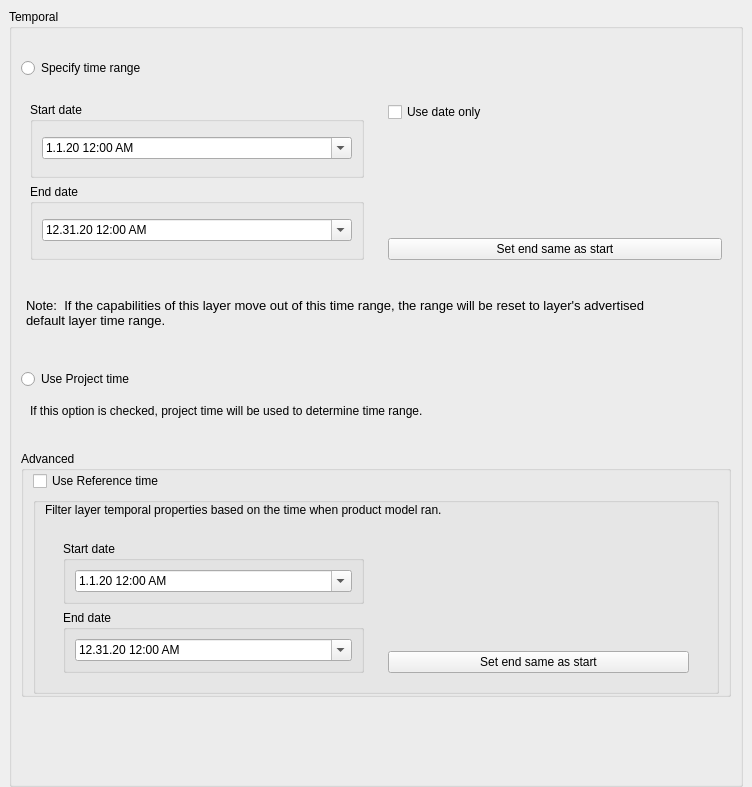
This is src/ui/raster/qgsrasterlayertemporalpropertieswidgetbase.ui in qgis/QGIS as Qt 5 draws it before an edit. The edited form follows.
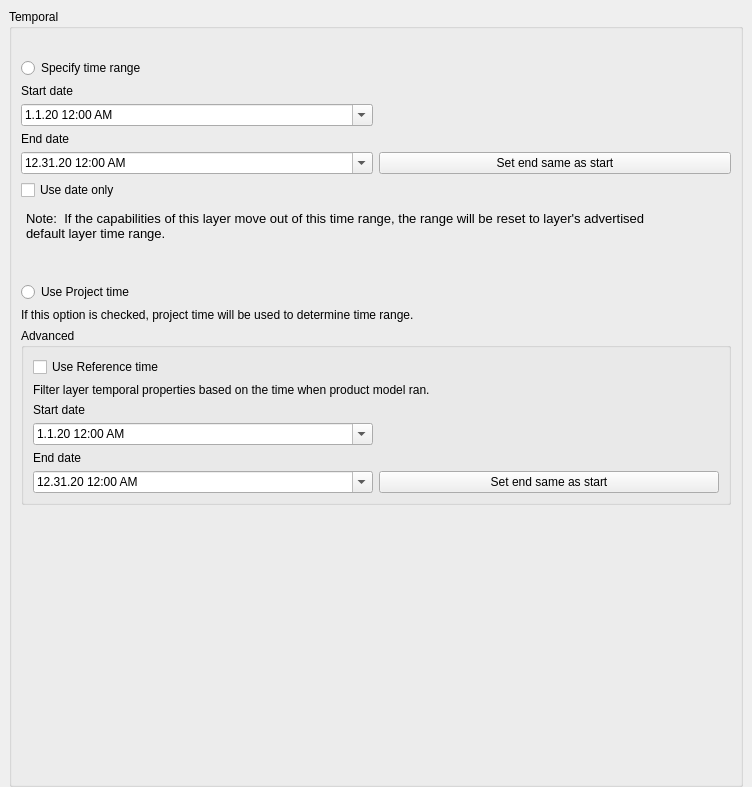
This is the edited form. Custom widgets are drawn as their Qt base class.

Patch:
```diff
--- a/src/ui/raster/qgsrasterlayertemporalpropertieswidgetbase.ui
+++ b/src/ui/raster/qgsrasterlayertemporalpropertieswidgetbase.ui
@@ -71,28 +71,7 @@
          <property name="saveCollapsedState">
           <bool>true</bool>
          </property>
-         <layout class="QVBoxLayout" name="verticalLayout_9">
-          <property name="leftMargin">
-           <number>0</number>
-          </property>
-          <property name="topMargin">
-           <number>0</number>
-          </property>
-          <property name="rightMargin">
-           <number>0</number>
-          </property>
-          <item>
-           <widget class="QFrame" name="frame_5">
-            <property name="frameShape">
-             <enum>QFrame::NoFrame</enum>
-            </property>
-            <property name="frameShadow">
-             <enum>QFrame::Raised</enum>
-            </property>
-            <property name="lineWidth">
-             <number>0</number>
-            </property>
-            <layout class="QVBoxLayout" name="verticalLayout_11">
+         <layout class="QVBoxLayout" name="verticalLayout">
              <item>
               <widget class="QLabel" name="mRangeLabel">
                <property name="text">
@@ -107,42 +86,15 @@
                </property>
               </widget>
              </item>
-            </layout>
+          <item>
+           <widget class="QLabel" name="label_2">
+            <property name="text">
+             <string>Start date</string>
+            </property>
            </widget>
           </item>
           <item>
-           <widget class="QFrame" name="frame">
-            <property name="frameShape">
-             <enum>QFrame::NoFrame</enum>
-            </property>
-            <property name="frameShadow">
-             <enum>QFrame::Raised</enum>
-            </property>
-            <property name="lineWidth">
-             <number>0</number>
-            </property>
-            <layout class="QHBoxLayout" name="horizontalLayout">
-             <property name="topMargin">
-              <number>0</number>
-             </property>
-             <item>
-              <widget class="QFrame" name="frame_3">
-               <property name="frameShape">
-                <enum>QFrame::NoFrame</enum>
-               </property>
-               <property name="frameShadow">
-                <enum>QFrame::Raised</enum>
-               </property>
-               <property name="lineWidth">
-                <number>1</number>
-               </property>
-               <layout class="QVBoxLayout" name="verticalLayout_2">
-                <item>
-                 <widget class="QGroupBox" name="startTemporalDateTimeGroupBox">
-                  <property name="title">
-                   <string>Start date</string>
-                  </property>
-                  <layout class="QVBoxLayout" name="verticalLayout_10">
+           <layout class="QHBoxLayout" name="horizontalLayout_3">
                    <item>
                     <widget class="QDateTimeEdit" name="mStartTemporalDateTimeEdit">
                      <property name="dateTime">
@@ -170,15 +122,20 @@
                      </property>
                     </widget>
                    </item>
-                  </layout>
-                 </widget>
+            <item>
+             <widget class="QWidget" name="widget" native="true"/>
+            </item>
+           </layout>
                 </item>
                 <item>
-                 <widget class="QGroupBox" name="endTemporalDateTimeGroupBox">
-                  <property name="title">
+           <widget class="QLabel" name="label_4">
+            <property name="text">
                    <string>End date</string>
                   </property>
-                  <layout class="QVBoxLayout" name="verticalLayout">
+           </widget>
+          </item>
+          <item>
+           <layout class="QHBoxLayout" name="horizontalLayout">
                    <item>
                     <widget class="QDateTimeEdit" name="mEndTemporalDateTimeEdit">
                      <property name="dateTime">
@@ -213,24 +170,15 @@
                      </property>
                     </widget>
                    </item>
-                  </layout>
-                 </widget>
-                </item>
-               </layout>
-              </widget>
-             </item>
              <item>
-              <widget class="QFrame" name="frame_4">
-               <property name="frameShape">
-                <enum>QFrame::NoFrame</enum>
-               </property>
-               <property name="frameShadow">
-                <enum>QFrame::Raised</enum>
-               </property>
-               <property name="lineWidth">
-                <number>1</number>
-               </property>
-               <layout class="QVBoxLayout" name="verticalLayout_21">
+             <widget class="QPushButton" name="mSetEndAsStartNormalButton">
+              <property name="text">
+               <string>Set end same as start</string>
+              </property>
+             </widget>
+            </item>
+           </layout>
+          </item>
                 <item>
                  <widget class="QCheckBox" name="mDisableTime">
                   <property name="text">
@@ -239,44 +187,6 @@
                  </widget>
                 </item>
                 <item>
-                 <spacer name="verticalSpacer_3">
-                  <property name="orientation">
-                   <enum>Qt::Vertical</enum>
-                  </property>
-                  <property name="sizeHint" stdset="0">
-                   <size>
-                    <width>20</width>
-                    <height>110</height>
-                   </size>
-                  </property>
-                 </spacer>
-                </item>
-                <item>
-                 <widget class="QPushButton" name="mSetEndAsStartNormalButton">
-                  <property name="text">
-                   <string>Set end same as start</string>
-                  </property>
-                 </widget>
-                </item>
-               </layout>
-              </widget>
-             </item>
-            </layout>
-           </widget>
-          </item>
-          <item>
-           <widget class="QFrame" name="frame_2">
-            <property name="frameShape">
-             <enum>QFrame::NoFrame</enum>
-            </property>
-            <property name="frameShadow">
-             <enum>QFrame::Raised</enum>
-            </property>
-            <property name="lineWidth">
-             <number>0</number>
-            </property>
-            <layout class="QVBoxLayout" name="verticalLayout_12">
-             <item>
               <widget class="QTextBrowser" name="textBrowser">
                <property name="maximumSize">
                 <size>
@@ -304,18 +214,6 @@
               </widget>
              </item>
              <item>
-              <widget class="QFrame" name="frame_7">
-               <property name="frameShape">
-                <enum>QFrame::NoFrame</enum>
-               </property>
-               <property name="frameShadow">
-                <enum>QFrame::Raised</enum>
-               </property>
-               <property name="lineWidth">
-                <number>1</number>
-               </property>
-               <layout class="QVBoxLayout" name="verticalLayout_13">
-                <item>
                  <widget class="QLabel" name="label">
                   <property name="styleSheet">
                    <string notr="true">font-size:12px;</string>
@@ -325,24 +223,6 @@
                   </property>
                  </widget>
                 </item>
-               </layout>
-              </widget>
-             </item>
-            </layout>
-           </widget>
-          </item>
-          <item>
-           <widget class="QFrame" name="frame_6">
-            <property name="frameShape">
-             <enum>QFrame::NoFrame</enum>
-            </property>
-            <property name="frameShadow">
-             <enum>QFrame::Raised</enum>
-            </property>
-            <property name="lineWidth">
-             <number>0</number>
-            </property>
-            <layout class="QVBoxLayout" name="verticalLayout_17">
              <item>
               <widget class="QgsCollapsibleGroupBox" name="mAdvancedGroupBox">
                <property name="title">
@@ -351,13 +231,7 @@
                <property name="collapsed">
                 <bool>false</bool>
                </property>
-               <layout class="QVBoxLayout" name="verticalLayout_4">
-                <property name="topMargin">
-                 <number>0</number>
-                </property>
-                <property name="bottomMargin">
-                 <number>0</number>
-                </property>
+            <layout class="QVBoxLayout" name="verticalLayout_2">
                 <item>
                  <widget class="QCheckBox" name="mReferenceCheckBox">
                   <property name="text">
@@ -366,21 +240,6 @@
                  </widget>
                 </item>
                 <item>
-                 <widget class="QGroupBox" name="groupBox">
-                  <property name="title">
-                   <string/>
-                  </property>
-                  <layout class="QVBoxLayout" name="verticalLayout_18">
-                   <property name="leftMargin">
-                    <number>9</number>
-                   </property>
-                   <property name="topMargin">
-                    <number>0</number>
-                   </property>
-                   <property name="bottomMargin">
-                    <number>0</number>
-                   </property>
-                   <item>
                     <widget class="QLabel" name="label_3">
                      <property name="styleSheet">
                       <string notr="true">font-size:12px;</string>
@@ -391,36 +250,15 @@
                     </widget>
                    </item>
                    <item>
-                    <widget class="QFrame" name="frame_10">
-                     <property name="frameShape">
-                      <enum>QFrame::NoFrame</enum>
-                     </property>
-                     <property name="frameShadow">
-                      <enum>QFrame::Raised</enum>
-                     </property>
-                     <property name="lineWidth">
-                      <number>1</number>
-                     </property>
+              <widget class="QLabel" name="label_5">
+               <property name="text">
+                <string>Start date</string>
+               </property>
+              </widget>
+             </item>
+             <item>
                      <layout class="QHBoxLayout" name="horizontalLayout_4">
                       <item>
-                       <widget class="QFrame" name="frame_9">
-                        <property name="frameShape">
-                         <enum>QFrame::NoFrame</enum>
-                        </property>
-                        <property name="frameShadow">
-                         <enum>QFrame::Raised</enum>
-                        </property>
-                        <property name="lineWidth">
-                         <number>1</number>
-                        </property>
-                        <layout class="QVBoxLayout" name="verticalLayout_19">
-                         <item>
-                          <widget class="QGroupBox" name="startReferenceDateTimeGroupBox">
-                           <property name="title">
-                            <string>Start date</string>
-                           </property>
-                           <layout class="QVBoxLayout" name="verticalLayout_15">
-                            <item>
                              <widget class="QDateTimeEdit" name="mStartReferenceDateTimeEdit">
                               <property name="dateTime">
                                <datetime>
@@ -447,15 +285,20 @@
                               </property>
                              </widget>
                             </item>
-                           </layout>
-                          </widget>
+               <item>
+                <widget class="QWidget" name="widget_2" native="true"/>
+               </item>
+              </layout>
                          </item>
                          <item>
-                          <widget class="QGroupBox" name="endReferenceDateTimeGroupBox">
-                           <property name="title">
+              <widget class="QLabel" name="label_6">
+               <property name="text">
                             <string>End date</string>
                            </property>
-                           <layout class="QVBoxLayout" name="verticalLayout_14">
+              </widget>
+             </item>
+             <item>
+              <layout class="QHBoxLayout" name="horizontalLayout_2">
                             <item>
                              <widget class="QDateTimeEdit" name="mEndReferenceDateTimeEdit">
                               <property name="dateTime">
@@ -490,37 +333,6 @@
                               </property>
                              </widget>
                             </item>
-                           </layout>
-                          </widget>
-                         </item>
-                        </layout>
-                       </widget>
-                      </item>
-                      <item>
-                       <widget class="QFrame" name="frame_8">
-                        <property name="frameShape">
-                         <enum>QFrame::NoFrame</enum>
-                        </property>
-                        <property name="frameShadow">
-                         <enum>QFrame::Raised</enum>
-                        </property>
-                        <property name="lineWidth">
-                         <number>1</number>
-                        </property>
-                        <layout class="QVBoxLayout" name="verticalLayout_16">
-                         <item>
-                          <spacer name="verticalSpacer_2">
-                           <property name="orientation">
-                            <enum>Qt::Vertical</enum>
-                           </property>
-                           <property name="sizeHint" stdset="0">
-                            <size>
-                             <width>20</width>
-                             <height>40</height>
-                            </size>
-                           </property>
-                          </spacer>
-                         </item>
                          <item>
                           <widget class="QPushButton" name="mSetEndAsStartReferenceButton">
                            <property name="text">
@@ -529,16 +341,6 @@
                           </widget>
                          </item>
                         </layout>
-                       </widget>
-                      </item>
-                     </layout>
-                    </widget>
-                   </item>
-                  </layout>
-                 </widget>
-                </item>
-               </layout>
-              </widget>
              </item>
             </layout>
            </widget>
```
Left out of the diff: 8 changed lines with no effect on the pictures. Lines whose indentation alone changed are shown as unchanged.
